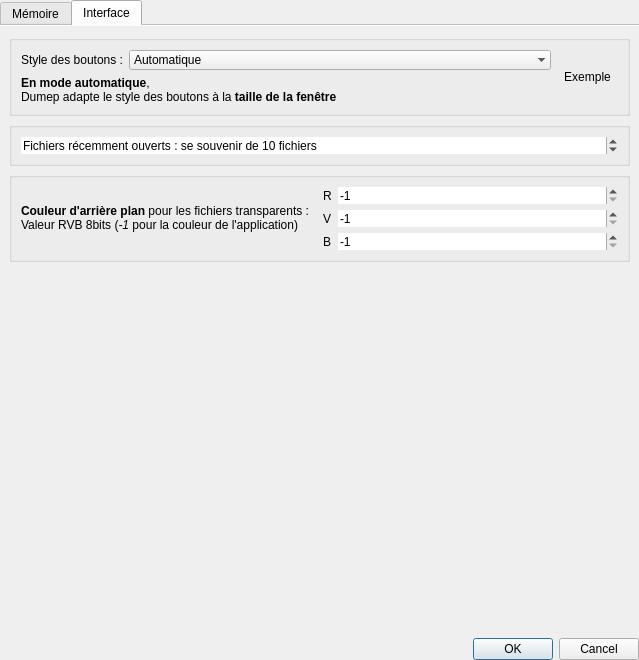
RxLaboratory/Dufrap, file src/params.ui: the form before one commit.
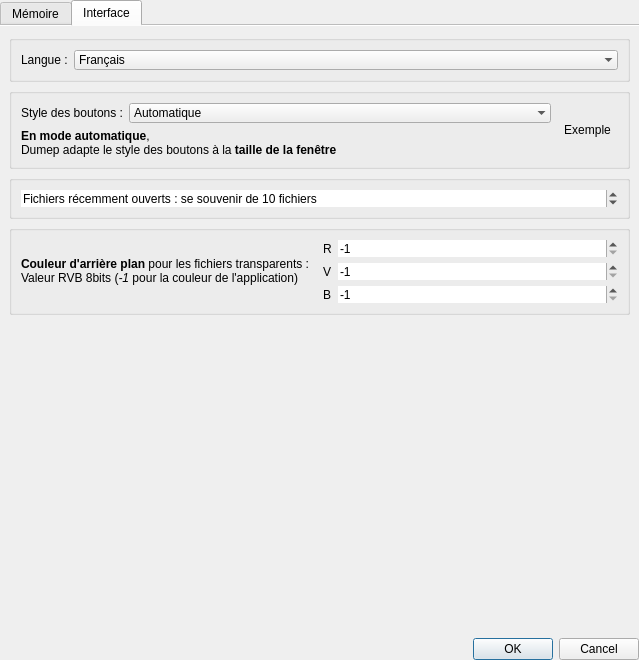
The form after the commit. Icons and pictures are not drawn.

```diff
--- a/src/params.ui
+++ b/src/params.ui
@@ -679,6 +679,51 @@
        <string>Interface</string>
       </attribute>
       <layout class="QVBoxLayout" name="verticalLayout_5">
+       <item>
+        <widget class="QGroupBox" name="groupBox_4">
+         <property name="title">
+          <string/>
+         </property>
+         <property name="flat">
+          <bool>true</bool>
+         </property>
+         <layout class="QHBoxLayout" name="horizontalLayout_5">
+          <item>
+           <layout class="QFormLayout" name="formLayout_8">
+            <item row="0" column="0">
+             <widget class="QLabel" name="label_18">
+              <property name="text">
+               <string>Langue :</string>
+              </property>
+             </widget>
+            </item>
+            <item row="0" column="1">
+             <widget class="QComboBox" name="languageBox">
+              <property name="frame">
+               <bool>false</bool>
+              </property>
+              <item>
+               <property name="text">
+                <string>Français</string>
+               </property>
+              </item>
+              <item>
+               <property name="text">
+                <string>English</string>
+               </property>
+              </item>
+              <item>
+               <property name="text">
+                <string>Autre...</string>
+               </property>
+              </item>
+             </widget>
+            </item>
+           </layout>
+          </item>
+         </layout>
+        </widget>
+       </item>
        <item>
         <widget class="QGroupBox" name="groupBox">
          <property name="title">
```
